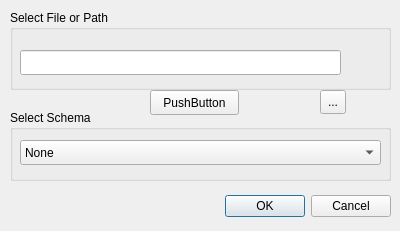
Before: the Qt Designer form src/tools/lvr2_viewer/ui/LVRScanProjectOpenDialogUI.ui in uos/lvr2, drawn with Qt 5.
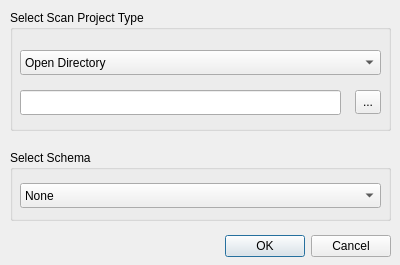
After: the same form once the commit is applied.

Commit message: Finished scan project dialog

```diff
--- a/src/tools/lvr2_viewer/ui/LVRScanProjectOpenDialogUI.ui
+++ b/src/tools/lvr2_viewer/ui/LVRScanProjectOpenDialogUI.ui
@@ -7,7 +7,7 @@
     <x>0</x>
     <y>0</y>
     <width>400</width>
-    <height>231</height>
+    <height>265</height>
    </rect>
   </property>
   <property name="windowTitle">
@@ -17,7 +17,7 @@
    <property name="geometry">
     <rect>
      <x>50</x>
-     <y>190</y>
+     <y>230</y>
      <width>341</width>
      <height>32</height>
     </rect>
@@ -35,28 +35,61 @@
      <x>10</x>
      <y>10</y>
      <width>381</width>
-     <height>80</height>
+     <height>121</height>
     </rect>
    </property>
    <property name="title">
-    <string>Select File or Path</string>
+    <string>Select Scan Project Type</string>
    </property>
    <widget class="QLineEdit" name="lineEditPath">
     <property name="geometry">
      <rect>
       <x>10</x>
-      <y>40</y>
+      <y>80</y>
       <width>321</width>
       <height>25</height>
      </rect>
     </property>
    </widget>
+   <widget class="QToolButton" name="toolButtonPath">
+    <property name="geometry">
+     <rect>
+      <x>345</x>
+      <y>80</y>
+      <width>26</width>
+      <height>24</height>
+     </rect>
+    </property>
+    <property name="text">
+     <string>...</string>
+    </property>
+   </widget>
+   <widget class="QComboBox" name="comboBoxProjectType">
+    <property name="geometry">
+     <rect>
+      <x>10</x>
+      <y>40</y>
+      <width>361</width>
+      <height>25</height>
+     </rect>
+    </property>
+    <item>
+     <property name="text">
+      <string>Open Directory</string>
+     </property>
+    </item>
+    <item>
+     <property name="text">
+      <string>Open HDF5</string>
+     </property>
+    </item>
+   </widget>
   </widget>
   <widget class="QGroupBox" name="groupBoxSchema">
    <property name="geometry">
     <rect>
      <x>10</x>
-     <y>110</y>
+     <y>150</y>
      <width>381</width>
      <height>71</height>
     </rect>
@@ -68,7 +101,7 @@
     <property name="geometry">
      <rect>
       <x>10</x>
-      <y>30</y>
+      <y>33</y>
       <width>361</width>
       <height>25</height>
      </rect>
@@ -80,32 +113,6 @@
     </item>
    </widget>
   </widget>
-  <widget class="QToolButton" name="toolButtonPath">
-   <property name="geometry">
-    <rect>
-     <x>320</x>
-     <y>90</y>
-     <width>26</width>
-     <height>24</height>
-    </rect>
-   </property>
-   <property name="text">
-    <string>...</string>
-   </property>
-  </widget>
-  <widget class="QPushButton" name="pushButton">
-   <property name="geometry">
-    <rect>
-     <x>150</x>
-     <y>90</y>
-     <width>89</width>
-     <height>25</height>
-    </rect>
-   </property>
-   <property name="text">
-    <string>PushButton</string>
-   </property>
-  </widget>
  </widget>
  <resources/>
  <connections>
```
The commit also changes 7 other files.
